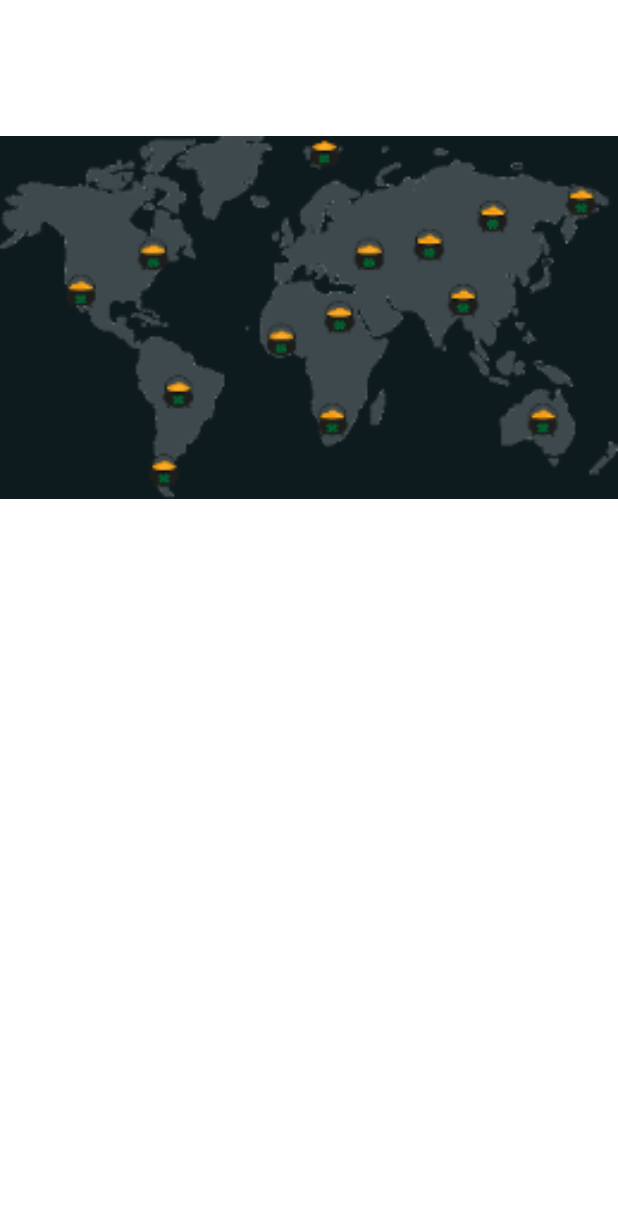
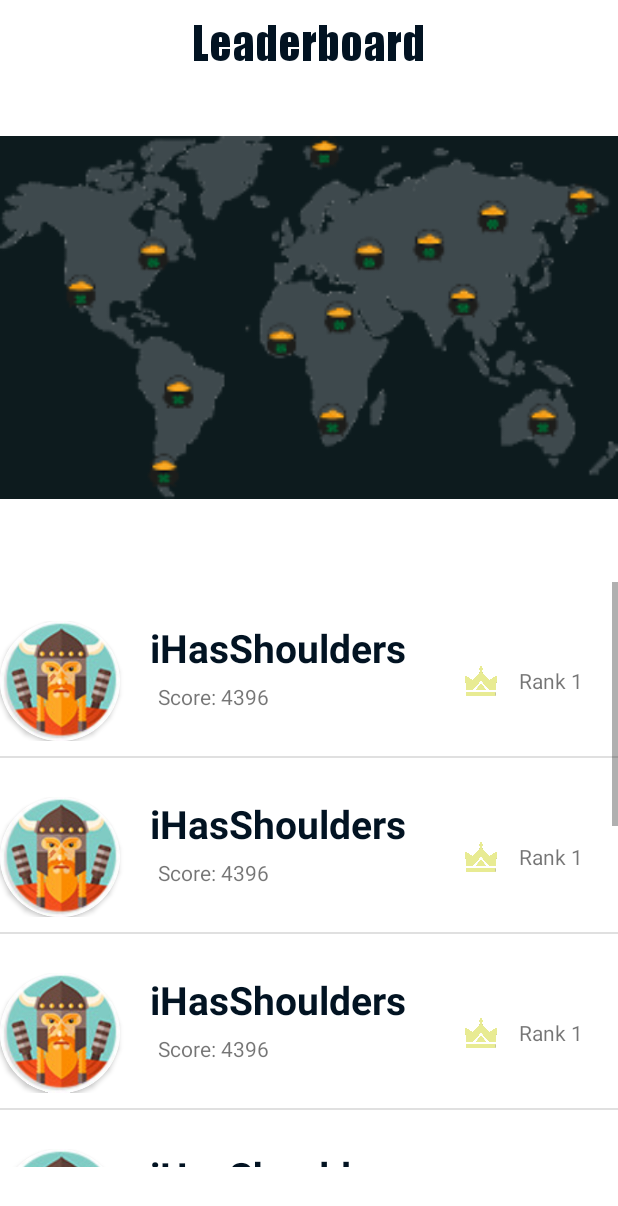
Before and after one commit to JoshMkhari/Mynt-Android, an Android app: the fragment LeaderboardFragment shown on its own in the app's theme, on a phone screen of 412 x 824 dp. Shown: the top 1206 px of the screen. Run offline under Robolectric (Android 15) with nearby library versions, the phone set to English and light mode, and no system bars.

Commit message:
Leaderboard Initial Design

```diff
--- a/app/build.gradle
+++ b/app/build.gradle
@@ -33,6 +33,9 @@ dependencies {
     implementation 'com.google.android.material:material:1.5.0'
     implementation 'androidx.constraintlayout:constraintlayout:2.0.4'
     implementation 'androidx.legacy:legacy-support-v4:1.0.0'
+    implementation "androidx.cardview:cardview:1.0.0"
+    implementation "androidx.recyclerview:recyclerview:1.2.1"
+    implementation "androidx.recyclerview:recyclerview-selection:1.1.0"
     testImplementation 'junit:junit:4.13.2'
     androidTestImplementation 'androidx.test.ext:junit:1.1.3'
     androidTestImplementation 'androidx.test.espresso:espresso-core:3.4.0'
--- a/app/src/main/java/com/example/mynt/MainActivity.java
+++ b/app/src/main/java/com/example/mynt/MainActivity.java
@@ -22,8 +22,6 @@ public class MainActivity extends AppCompatActivity {
         super.onCreate(savedInstanceState);
         setContentView(R.layout.activity_main);
 
-        //Comment
-        //tabLayout_main = findViewById(R.id.main_act_tabLayout);
         viewPager2_main = findViewById(R.id.main_act_viewPager2);
 
         //Comment
--- a/app/src/main/java/com/example/mynt/homeAct/LeaderboardFragment.java
+++ b/app/src/main/java/com/example/mynt/homeAct/LeaderboardFragment.java
@@ -7,60 +7,37 @@ import androidx.fragment.app.Fragment;
 import android.view.LayoutInflater;
 import android.view.View;
 import android.view.ViewGroup;
+import android.widget.ListView;
 
 import com.example.mynt.R;
 
+import java.util.ArrayList;
+
 /**
  * A simple {@link Fragment} subclass.
- * Use the {@link LeaderboardFragment#newInstance} factory method to
+ * Use the {@link LeaderboardFragment#} factory method to
  * create an instance of this fragment.
  */
 public class LeaderboardFragment extends Fragment {
-
-    // TODO: Rename parameter arguments, choose names that match
-    // the fragment initialization parameters, e.g. ARG_ITEM_NUMBER
-    private static final String ARG_PARAM1 = "param1";
-    private static final String ARG_PARAM2 = "param2";
-
-    // TODO: Rename and change types of parameters
-    private String mParam1;
-    private String mParam2;
-
-    public LeaderboardFragment() {
-        // Required empty public constructor
-    }
-
-    /**
-     * Use this factory method to create a new instance of
-     * this fragment using the provided parameters.
-     *
-     * @param param1 Parameter 1.
-     * @param param2 Parameter 2.
-     * @return A new instance of fragment LeaderboardFragment.
-     */
-    // TODO: Rename and change types and number of parameters
-    public static LeaderboardFragment newInstance(String param1, String param2) {
-        LeaderboardFragment fragment = new LeaderboardFragment();
-        Bundle args = new Bundle();
-        args.putString(ARG_PARAM1, param1);
-        args.putString(ARG_PARAM2, param2);
-        fragment.setArguments(args);
-        return fragment;
-    }
-
-    @Override
-    public void onCreate(Bundle savedInstanceState) {
-        super.onCreate(savedInstanceState);
-        if (getArguments() != null) {
-            mParam1 = getArguments().getString(ARG_PARAM1);
-            mParam2 = getArguments().getString(ARG_PARAM2);
-        }
-    }
+    ListView listView;
 
     @Override
     public View onCreateView(LayoutInflater inflater, ViewGroup container,
                              Bundle savedInstanceState) {
         // Inflate the layout for this fragment
-        return inflater.inflate(R.layout.fragment_leaderboard, container, false);
+        //https://stackoverflow.com/questions/6495898/findviewbyid-in-fragment
+        View leaderboardView = inflater.inflate(R.layout.fragment_leaderboard, container, false);
+        listView = (ListView) leaderboardView.findViewById(R.id.listView);
+
+        ArrayList<Leaderboard_Model> leaderboardList = new ArrayList<Leaderboard_Model>();
+
+        for (int i =0; i<8;i++)
+        {
+            Leaderboard_Model lm = new Leaderboard_Model("IHasShoulders"+i,4396-i*2,i,R.drawable.default_user_profile_icon);
+            leaderboardList.add(lm);
+        }
+        Leaderboard_ListAdapter listAdapter = new Leaderboard_ListAdapter(getContext(),leaderboardList);
+        listView.setAdapter((listAdapter));
+        return leaderboardView;
     }
 }
--- /dev/null
+++ b/app/src/main/java/com/example/mynt/homeAct/Leaderboard_ListAdapter.java
@@ -0,0 +1,71 @@
+package com.example.mynt.homeAct;
+
+import android.content.Context;
+import android.view.LayoutInflater;
+import android.view.View;
+import android.view.ViewGroup;
+import android.widget.BaseAdapter;
+import android.widget.ImageView;
+import android.widget.TextView;
+
+import androidx.annotation.NonNull;
+import androidx.annotation.Nullable;
+
+import com.example.mynt.R;
+
+import java.util.ArrayList;
+
+public class Leaderboard_ListAdapter extends BaseAdapter {
+    public Leaderboard_ListAdapter(Context context, ArrayList<Leaderboard_Model> leaderboardArrayList) {
+        this.context = context;
+        this.leaderboardArrayList = leaderboardArrayList;
+        inflater = LayoutInflater.from(context);
+    }
+
+    Context context;
+    ArrayList<Leaderboard_Model> leaderboardArrayList;
+    LayoutInflater inflater;
+
+    @Override
+    public int getCount() {
+        return leaderboardArrayList.size();
+    }
+
+    @Override
+    public Object getItem(int position) {
+        return null;
+    }
+
+    @Override
+    public long getItemId(int position) {
+        return 0;
+    }
+
+    @NonNull
+    @Override
+    public View getView(int position, @Nullable View convertView, @NonNull ViewGroup parent) {
+
+        convertView = inflater.inflate(R.layout.leaderboard_listview, null);
+
+        ImageView userProfileIcon = convertView.findViewById(R.id.leaderboard_user_profile_icon);
+        TextView userName = convertView.findViewById(R.id.leaderboard_user_name);
+        TextView userPoints = convertView.findViewById(R.id.leaderboard_user_points);
+        TextView userRank = convertView.findViewById(R.id.leaderboard_user_rank);
+        ImageView userRankIcon = convertView.findViewById(R.id.leaderboard_user_rank_icon);
+
+
+        //userProfileIcon.setBackgroundResource(leaderboardArrayList.get(position).imageID);
+        //userName.setText(leaderboardArrayList.get(position).userName);
+        //userPoints.setText("Score: "+leaderboardArrayList.get(position).userScore);
+        //userRank.setText("Rank" +leaderboardArrayList.get(position).userRank);
+
+        userProfileIcon.setBackgroundResource(R.drawable.default_user_profile_icon);
+        userRankIcon.setBackgroundResource(R.drawable.leaderboard_icon_rank_1);
+        userName.setText("iHasShoulders");
+        userPoints.setText("Score: 4396");
+        userRank.setText("Rank 1");
+
+        return convertView;
+    }
+
+}
--- /dev/null
+++ b/app/src/main/java/com/example/mynt/homeAct/Leaderboard_Model.java
@@ -0,0 +1,15 @@
+package com.example.mynt.homeAct;
+
+public class Leaderboard_Model {
+
+    String userName;
+    int userScore, userRank, imageID;
+
+    public Leaderboard_Model(String userName, int userScore ,int userRank, int imageID) {
+        this.userName = userName;
+        this.userScore = userScore;
+        this.userRank = userRank;
+        this.imageID = imageID;
+    }
+
+}
--- a/app/src/main/res/layout/fragment_leaderboard.xml
+++ b/app/src/main/res/layout/fragment_leaderboard.xml
@@ -8,10 +8,23 @@
     tools:context=".homeAct.LeaderboardFragment"
     android:background="?colorPrimaryVariant">
 
-
+    <TextView
+        android:id="@+id/LeaderboardTitle"
+        android:layout_width="wrap_content"
+        android:layout_height="wrap_content"
+        android:fontFamily="@font/impact"
+        android:text="@string/leaderboard_title"
+        android:textColor="?colorSecondaryVariant"
+        android:textSize="30dp"
+        app:layout_constraintBottom_toBottomOf="parent"
+        app:layout_constraintEnd_toEndOf="parent"
+        app:layout_constraintHorizontal_bias="0.498"
+        app:layout_constraintStart_toStartOf="parent"
+        app:layout_constraintTop_toTopOf="parent"
+        app:layout_constraintVertical_bias="0.007" />
 
     <ImageView
-        android:id="@+id/imageView"
+        android:id="@+id/worldMap_imageView"
         android:layout_width="match_parent"
         android:layout_height="247dp"
         android:layout_marginTop="88dp"
@@ -21,4 +34,15 @@
         app:layout_constraintHorizontal_bias="0.0"
         app:layout_constraintStart_toStartOf="parent"
         app:layout_constraintTop_toTopOf="parent" />
+
+    <ListView
+        android:id="@+id/listView"
+        android:layout_width="match_parent"
+        android:layout_height="390dp"
+        android:layout_marginTop="6dp"
+        app:layout_constraintBottom_toBottomOf="parent"
+        app:layout_constraintEnd_toEndOf="parent"
+        app:layout_constraintStart_toStartOf="parent"
+        app:layout_constraintTop_toBottomOf="@+id/worldMap_imageView"
+        tools:listitem="@layout/leaderboard_listview" />
 </androidx.constraintlayout.widget.ConstraintLayout>
--- a/app/src/main/res/layout/fragment_main.xml
+++ b/app/src/main/res/layout/fragment_main.xml
@@ -19,7 +19,8 @@
         app:layout_constraintHorizontal_bias="0.496"
         app:layout_constraintStart_toStartOf="parent"
         app:layout_constraintTop_toTopOf="parent"
-        app:layout_constraintVertical_bias="0.401" />
+        app:layout_constraintVertical_bias="0.401"
+        tools:ignore="ImageContrastCheck" />
 
     <ImageButton
         android:id="@+id/image_button_search"
@@ -48,7 +49,8 @@
         app:layout_constraintEnd_toEndOf="parent"
         app:layout_constraintStart_toStartOf="parent"
         app:layout_constraintTop_toTopOf="parent"
-        app:layout_constraintVertical_bias="0.256" />
+        app:layout_constraintVertical_bias="0.256"
+        tools:ignore="TextContrastCheck" />
 
     <ImageButton
         android:id="@+id/image_button_charts"
@@ -61,7 +63,8 @@
         app:layout_constraintHorizontal_bias="0.904"
         app:layout_constraintStart_toStartOf="parent"
         app:layout_constraintTop_toTopOf="parent"
-        app:layout_constraintVertical_bias="0.041" />
+        app:layout_constraintVertical_bias="0.041"
+        tools:ignore="ImageContrastCheck" />
 
     <ImageButton
         android:id="@+id/image_button_library"
@@ -74,5 +77,6 @@
         app:layout_constraintHorizontal_bias="0.085"
         app:layout_constraintStart_toStartOf="parent"
         app:layout_constraintTop_toTopOf="parent"
-        app:layout_constraintVertical_bias="0.04" />
+        app:layout_constraintVertical_bias="0.04"
+        tools:ignore="ImageContrastCheck" />
 </androidx.constraintlayout.widget.ConstraintLayout>
--- /dev/null
+++ b/app/src/main/res/layout/leaderboard_listview.xml
@@ -0,0 +1,84 @@
+<?xml version="1.0" encoding="utf-8"?>
+<LinearLayout xmlns:android="http://schemas.android.com/apk/res/android"
+    xmlns:app="http://schemas.android.com/apk/res-auto"
+    android:orientation="vertical"
+    android:layout_width="match_parent"
+    android:layout_height="match_parent">
+
+    <RelativeLayout
+        android:layout_width="match_parent"
+        android:layout_height="match_parent"
+        android:layout_marginTop="16dp">
+
+        <LinearLayout
+            android:layout_width="wrap_content"
+            android:layout_height="wrap_content"
+            android:layout_marginVertical="10dp"
+            android:orientation="horizontal">
+
+            <androidx.cardview.widget.CardView
+                android:layout_width="80dp"
+                android:layout_height="80dp"
+                android:elevation="12dp"
+                android:id="@+id/icon_cardview"
+                app:cardCornerRadius="40dp"
+                android:layout_centerHorizontal="true"
+                android:innerRadius="0dp"
+                android:shape="ring"
+                android:thicknessRatio="1.9">
+                <ImageView
+                    android:layout_height="match_parent"
+                    android:layout_width="match_parent"
+                    android:id="@+id/leaderboard_user_profile_icon"
+                    android:background="@drawable/default_user_profile_icon"
+                    android:layout_alignParentTop="true"
+                    android:layout_centerHorizontal="true">
+                </ImageView>
+            </androidx.cardview.widget.CardView>
+
+            <LinearLayout
+                android:layout_width="wrap_content"
+                android:layout_height="wrap_content"
+                android:layout_marginStart="20dp"
+                android:orientation="vertical">
+
+                <TextView
+                    android:id="@+id/leaderboard_user_name"
+                    android:layout_width="match_parent"
+                    android:layout_height="wrap_content"
+                    android:text="IHasShoulders"
+                    android:textColor="?colorSecondaryVariant"
+                    android:textSize="26sp"
+                    android:textStyle="bold" />
+
+                <TextView
+                    android:id="@+id/leaderboard_user_points"
+                    android:layout_width="190dp"
+                    android:layout_height="wrap_content"
+                    android:layout_margin="5dp"
+                    android:text="Score: 4,396" />
+
+
+            </LinearLayout>
+
+            <ImageView
+                android:layout_height="40dp"
+                android:layout_width="40dp"
+                android:id="@+id/leaderboard_user_rank_icon"
+                android:background="@drawable/leaderboard_icon_rank_1"
+                android:layout_alignParentTop="true"
+                android:layout_gravity="center"
+                android:layout_centerHorizontal="true">
+            </ImageView>
+            <TextView
+                android:id="@+id/leaderboard_user_rank"
+                android:layout_width="wrap_content"
+                android:layout_height="wrap_content"
+                android:layout_alignParentRight="true"
+                android:layout_gravity="center"
+                android:padding="5dp"
+                android:text="Rank 1" />
+
+        </LinearLayout>
+    </RelativeLayout>
+</LinearLayout>
--- a/app/src/main/res/values/strings.xml
+++ b/app/src/main/res/values/strings.xml
@@ -11,4 +11,6 @@
     <string name="mainAct_library_button">Used to navigate to the leaderboard</string>
     <string name="mainAct_leaderboard_image">Displays leaderboard world map</string>
     <string name="mainAct_library_coin_collection">Coins</string>
+
+    <string name="leaderboard_title">Leaderboard</string>
 </resources>
--- a/app/src/main/res/values/themes.xml
+++ b/app/src/main/res/values/themes.xml
@@ -6,7 +6,7 @@
         <item name="colorPrimaryVariant">#FFFFFF</item>
         <item name="colorOnPrimary">#FFFFFF</item>
         <!-- Secondary brand color. -->
-        <item name="colorSecondary">#E1E2B5</item>
+        <item name="colorSecondary">#242424</item>
         <item name="colorSecondaryVariant">#021322</item>
         <item name="colorOnSecondary">#9CA015</item>
         <!-- Status bar color. -->
```
Also changed, not shown: app/src/main/res/drawable-v24/default_user_profile_icon.jpg (added), app/src/main/res/drawable-v24/leaderboard_icon_rank_1.png (added), app/src/main/res/drawable-v24/leaderboard_icon_rank_2.png (added), app/src/main/res/drawable-v24/leaderboard_icon_rank_3.png (added).
